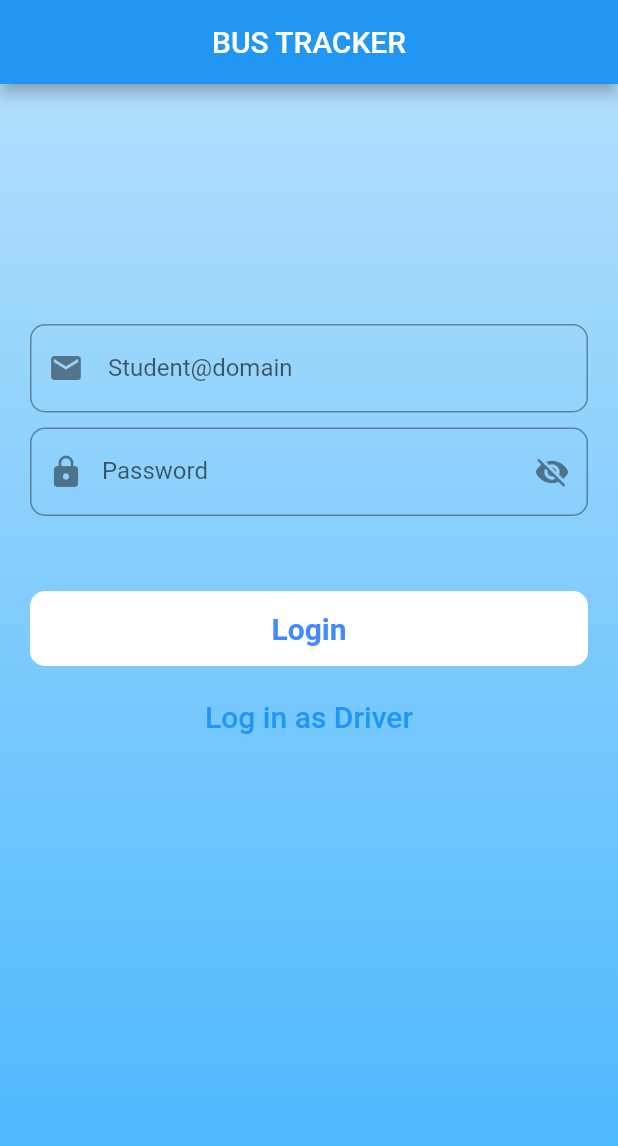
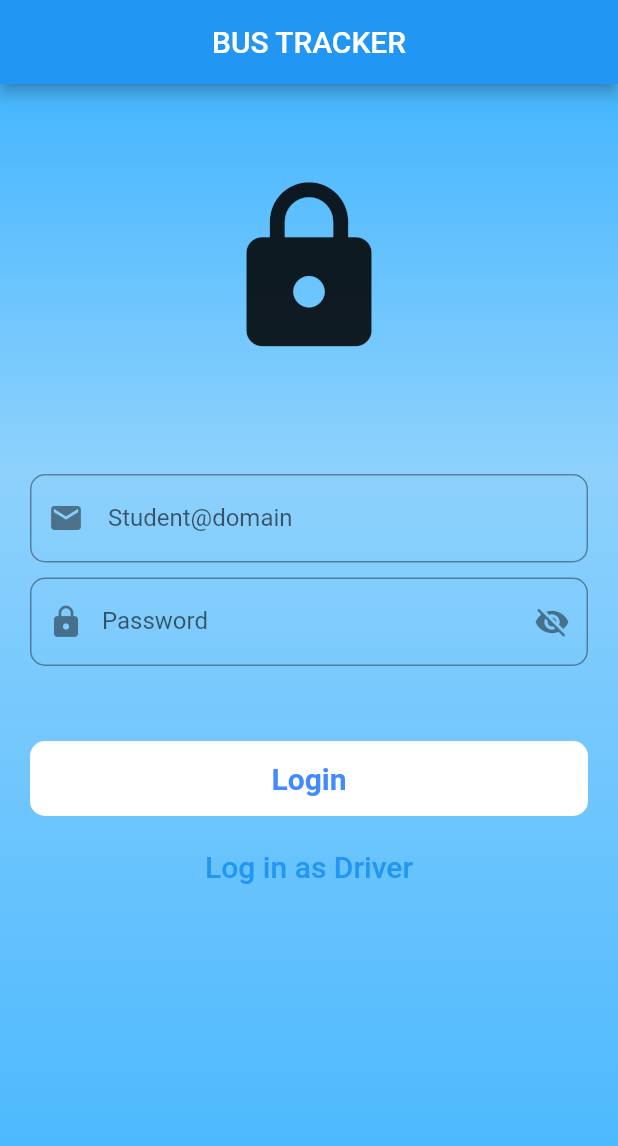
Before and after one commit to top2429/Bus-Tracking-System, a Flutter app: the screen it shows after launch, on a phone screen of 412 x 824 dp. Shown: the top 1146 px of the screen. Run offline on Flutter 3.47's test engine with Material 2 defaults, Android fonts, the phone set to English and light mode, and no system bars; our stand-ins replace cloud_firestore, firebase_auth, firebase_core, flutter_map, geolocator, latlong2 and 1 more; accounts and stored records are empty.

Commit message:
added the basic logo for further changes of addign a profile pic there

```diff
--- a/src/bus_tracking_system/lib/screen/ui.dart
+++ b/src/bus_tracking_system/lib/screen/ui.dart
@@ -55,7 +55,7 @@ class _UIState extends State<UI> {
                       begin: Alignment.topCenter,
                       end: Alignment.bottomCenter,
                       colors: [
-                    Color(0x6645b6fe),
+                    Color(0xff45b6fe),
                     Color(0x9945b6fe),
                     Color(0xcc45b6fe),
                     Color(0xff45b6fe),
@@ -69,6 +69,8 @@ class _UIState extends State<UI> {
                             crossAxisAlignment: CrossAxisAlignment.center,
                             mainAxisAlignment: MainAxisAlignment.center,
                             children: [
+                          //for logoof profile or lock
+
                           /*Text(
                     /*isStudent ? "" : "",
                     style: TextStyle(
@@ -76,12 +78,16 @@ class _UIState extends State<UI> {
                       fontWeight: FontWeight.bold,
                       decoration: BoxDecoration(
                               color: Colors.white,
-                              borderRadius: BorderRadius.circular(10),
+                            borderRadius: BorderRadius.circular(10),
                             ),
-                    ),*/
-                  ),*/
+                    ),*/*/
 
-                          SizedBox(height: 100),
+                          const Icon(
+                            Icons.lock,
+                            size: 125,
+                          ),
+
+                          SizedBox(height: 75),
 
                           /* var  border = OutlineInputBorder(
                               borderRadius: BorderRadius.circular(18)
```
